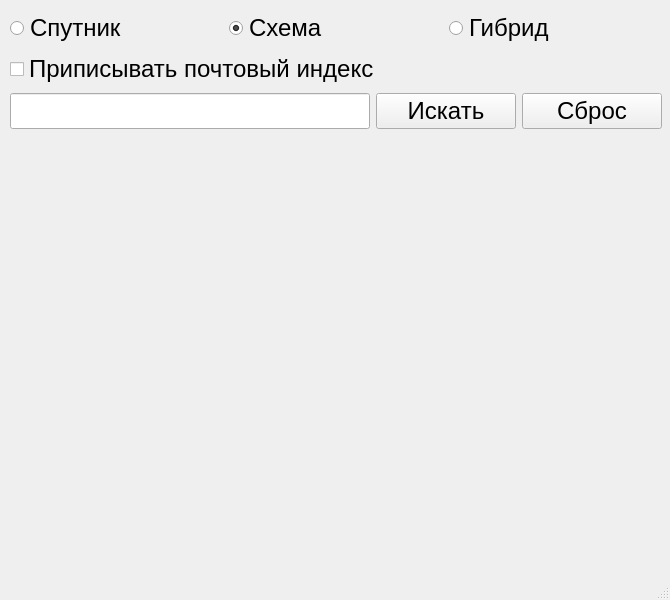
pro100kamil/maps_api, file main.ui: the form before one commit.
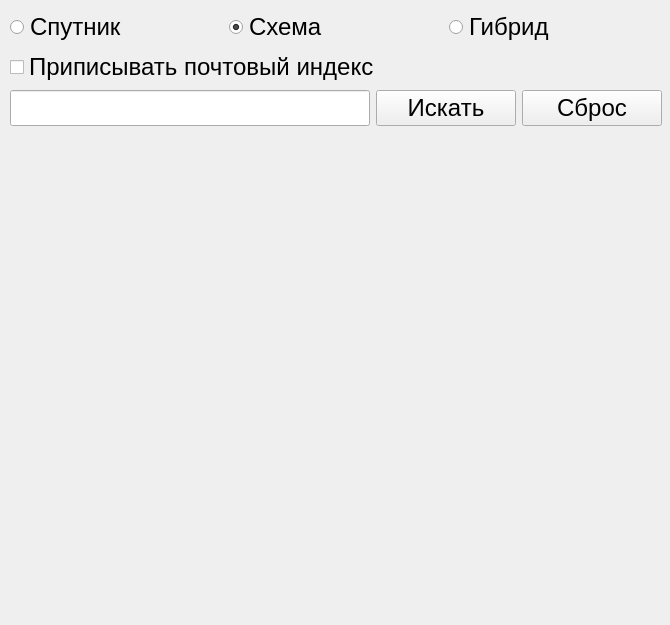
The form after the commit.

Commit message: добавил функцию get_geocoder_response и заменил status_bar на label

```diff
--- a/main.ui
+++ b/main.ui
@@ -7,7 +7,7 @@
     <x>0</x>
     <y>0</y>
     <width>670</width>
-    <height>600</height>
+    <height>625</height>
    </rect>
   </property>
   <property name="sizePolicy">
@@ -19,13 +19,13 @@
   <property name="minimumSize">
    <size>
     <width>670</width>
-    <height>600</height>
+    <height>625</height>
    </size>
   </property>
   <property name="maximumSize">
    <size>
     <width>670</width>
-    <height>600</height>
+    <height>625</height>
    </size>
   </property>
   <property name="font">
@@ -46,7 +46,7 @@
       <x>10</x>
       <y>10</y>
       <width>652</width>
-      <height>577</height>
+      <height>612</height>
      </rect>
     </property>
     <layout class="QVBoxLayout" name="verticalLayout">
@@ -164,23 +164,25 @@
        </property>
       </widget>
      </item>
+     <item>
+      <widget class="QLabel" name="status">
+       <property name="minimumSize">
+        <size>
+         <width>50</width>
+         <height>0</height>
+        </size>
+       </property>
+       <property name="text">
+        <string/>
+       </property>
+       <property name="alignment">
+        <set>Qt::AlignCenter</set>
+       </property>
+      </widget>
+     </item>
     </layout>
    </widget>
   </widget>
-  <widget class="QStatusBar" name="status">
-   <property name="sizePolicy">
-    <sizepolicy hsizetype="Preferred" vsizetype="Fixed">
-     <horstretch>0</horstretch>
-     <verstretch>0</verstretch>
-    </sizepolicy>
-   </property>
-   <property name="minimumSize">
-    <size>
-     <width>0</width>
-     <height>50</height>
-    </size>
-   </property>
-  </widget>
  </widget>
  <resources/>
  <connections/>
```
The commit also changes 1 other file.
